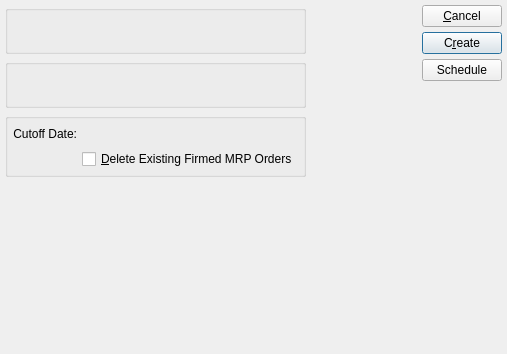
The window that xtuple/trunk/guiclient/createPlannedOrdersByPlannerCode.ui (WooodHead/xtuple) describes before a commit, drawn with Qt 5.
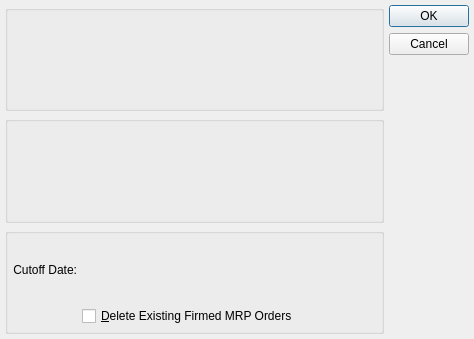
The same window after the commit. Custom widgets are drawn as their Qt base class.

Commit message: issue #13632: Add progress dialog to run MRP by planner code.

Diff of the .ui file:
```diff
--- a/xtuple/trunk/guiclient/createPlannedOrdersByPlannerCode.ui
+++ b/xtuple/trunk/guiclient/createPlannedOrdersByPlannerCode.ui
@@ -13,8 +13,8 @@
    <rect>
     <x>0</x>
     <y>0</y>
-    <width>507</width>
-    <height>354</height>
+    <width>474</width>
+    <height>339</height>
    </rect>
   </property>
   <property name="windowTitle">
@@ -22,10 +22,6 @@
   </property>
   <layout class="QGridLayout" name="gridLayout_2">
    <item row="0" column="0">
-    <layout class="QVBoxLayout" name="verticalLayout_2">
-     <item>
-      <layout class="QHBoxLayout" name="horizontalLayout_2">
-       <item>
         <layout class="QVBoxLayout" name="verticalLayout">
          <item>
           <widget class="ParameterGroup" name="_plannerCode">
@@ -73,26 +69,9 @@
              </widget>
             </item>
             <item row="0" column="1">
-             <layout class="QHBoxLayout" name="horizontalLayout">
-              <item>
                <widget class="DLineEdit" name="_cutOffDate"/>
               </item>
-              <item>
-               <spacer name="horizontalSpacer">
-                <property name="orientation">
-                 <enum>Qt::Horizontal</enum>
-                </property>
-                <property name="sizeHint" stdset="0">
-                 <size>
-                  <width>40</width>
-                  <height>20</height>
-                 </size>
-                </property>
-               </spacer>
-              </item>
-             </layout>
-            </item>
-            <item row="1" column="1">
+        <item row="1" column="1" colspan="2">
              <widget class="XCheckBox" name="_deleteFirmed">
               <property name="minimumSize">
                <size>
@@ -108,93 +87,33 @@
               </property>
              </widget>
             </item>
-           </layout>
-          </widget>
-         </item>
-        </layout>
-       </item>
-       <item>
-        <spacer>
+        <item row="0" column="2">
+         <spacer name="horizontalSpacer">
          <property name="orientation">
           <enum>Qt::Horizontal</enum>
          </property>
-         <property name="sizeType">
-          <enum>QSizePolicy::Expanding</enum>
-         </property>
          <property name="sizeHint" stdset="0">
           <size>
-           <width>0</width>
-           <height>14</height>
+            <width>76</width>
+            <height>20</height>
           </size>
          </property>
         </spacer>
        </item>
-       <item>
-        <layout class="QVBoxLayout">
-         <item>
-          <widget class="QPushButton" name="_close">
-           <property name="text">
-            <string>&amp;Cancel</string>
-           </property>
-          </widget>
-         </item>
-         <item>
-          <widget class="QPushButton" name="_create">
-           <property name="enabled">
-            <bool>true</bool>
-           </property>
-           <property name="focusPolicy">
-            <enum>Qt::StrongFocus</enum>
-           </property>
-           <property name="text">
-            <string>C&amp;reate</string>
-           </property>
-           <property name="default">
-            <bool>true</bool>
-           </property>
-          </widget>
-         </item>
-         <item>
-          <widget class="QPushButton" name="_submit">
-           <property name="text">
-            <string>Schedule</string>
-           </property>
-          </widget>
-         </item>
-         <item>
-          <spacer>
-           <property name="orientation">
-            <enum>Qt::Vertical</enum>
-           </property>
-           <property name="sizeType">
-            <enum>QSizePolicy::Expanding</enum>
-           </property>
-           <property name="sizeHint" stdset="0">
-            <size>
-             <width>20</width>
-             <height>0</height>
-            </size>
-           </property>
-          </spacer>
-         </item>
-        </layout>
-       </item>
-      </layout>
-     </item>
-     <item>
-      <spacer name="verticalSpacer">
+       </layout>
+      </widget>
+     </item>
+    </layout>
+   </item>
+   <item row="0" column="1">
+    <widget class="QDialogButtonBox" name="_buttonBox">
        <property name="orientation">
         <enum>Qt::Vertical</enum>
        </property>
-       <property name="sizeHint" stdset="0">
-        <size>
-         <width>20</width>
-         <height>0</height>
-        </size>
-       </property>
-      </spacer>
-     </item>
-    </layout>
+     <property name="standardButtons">
+      <set>QDialogButtonBox::Cancel|QDialogButtonBox::Ok</set>
+     </property>
+    </widget>
    </item>
   </layout>
  </widget>
```
Left out of the diff: 22 changed lines with no effect on the pictures. Lines whose indentation alone changed are shown as unchanged. The commit also changes 2 other files.
